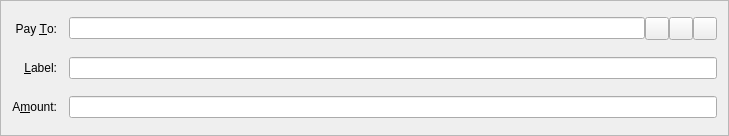
Qt form src/qt/forms/sendcoinsentry.ui (G2C/G2C) before a commit.
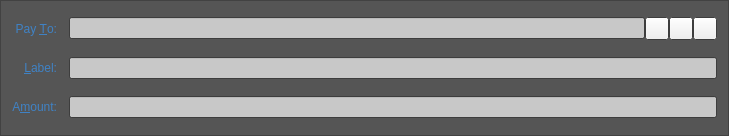
The same form after that commit. Icons and pictures are not drawn. Custom widgets are drawn as their Qt base class.

The edit to the form file:
```diff
--- a/src/qt/forms/sendcoinsentry.ui
+++ b/src/qt/forms/sendcoinsentry.ui
@@ -10,6 +10,97 @@
     <height>136</height>
    </rect>
   </property>
+  <property name="palette">
+   <palette>
+    <active>
+     <colorrole role="Base">
+      <brush brushstyle="SolidPattern">
+       <color alpha="255">
+        <red>255</red>
+        <green>255</green>
+        <blue>255</blue>
+       </color>
+      </brush>
+     </colorrole>
+     <colorrole role="Window">
+      <brush brushstyle="SolidPattern">
+       <color alpha="255">
+        <red>85</red>
+        <green>85</green>
+        <blue>85</blue>
+       </color>
+      </brush>
+     </colorrole>
+     <colorrole role="AlternateBase">
+      <brush brushstyle="SolidPattern">
+       <color alpha="255">
+        <red>84</red>
+        <green>84</green>
+        <blue>84</blue>
+       </color>
+      </brush>
+     </colorrole>
+    </active>
+    <inactive>
+     <colorrole role="Base">
+      <brush brushstyle="SolidPattern">
+       <color alpha="255">
+        <red>255</red>
+        <green>255</green>
+        <blue>255</blue>
+       </color>
+      </brush>
+     </colorrole>
+     <colorrole role="Window">
+      <brush brushstyle="SolidPattern">
+       <color alpha="255">
+        <red>85</red>
+        <green>85</green>
+        <blue>85</blue>
+       </color>
+      </brush>
+     </colorrole>
+     <colorrole role="AlternateBase">
+      <brush brushstyle="SolidPattern">
+       <color alpha="255">
+        <red>84</red>
+        <green>84</green>
+        <blue>84</blue>
+       </color>
+      </brush>
+     </colorrole>
+    </inactive>
+    <disabled>
+     <colorrole role="Base">
+      <brush brushstyle="SolidPattern">
+       <color alpha="255">
+        <red>85</red>
+        <green>85</green>
+        <blue>85</blue>
+       </color>
+      </brush>
+     </colorrole>
+     <colorrole role="Window">
+      <brush brushstyle="SolidPattern">
+       <color alpha="255">
+        <red>85</red>
+        <green>85</green>
+        <blue>85</blue>
+       </color>
+      </brush>
+     </colorrole>
+     <colorrole role="AlternateBase">
+      <brush brushstyle="SolidPattern">
+       <color alpha="255">
+        <red>84</red>
+        <green>84</green>
+        <blue>84</blue>
+       </color>
+      </brush>
+     </colorrole>
+    </disabled>
+   </palette>
+  </property>
   <property name="windowTitle">
    <string>Form</string>
   </property>
@@ -25,6 +116,43 @@
    </property>
    <item row="5" column="0">
     <widget class="QLabel" name="label">
+     <property name="palette">
+      <palette>
+       <active>
+        <colorrole role="WindowText">
+         <brush brushstyle="SolidPattern">
+          <color alpha="168">
+           <red>51</red>
+           <green>153</green>
+           <blue>255</blue>
+          </color>
+         </brush>
+        </colorrole>
+       </active>
+       <inactive>
+        <colorrole role="WindowText">
+         <brush brushstyle="SolidPattern">
+          <color alpha="168">
+           <red>51</red>
+           <green>153</green>
+           <blue>255</blue>
+          </color>
+         </brush>
+        </colorrole>
+       </inactive>
+       <disabled>
+        <colorrole role="WindowText">
+         <brush brushstyle="SolidPattern">
+          <color alpha="255">
+           <red>120</red>
+           <green>120</green>
+           <blue>120</blue>
+          </color>
+         </brush>
+        </colorrole>
+       </disabled>
+      </palette>
+     </property>
      <property name="text">
       <string>A&amp;mount:</string>
      </property>
@@ -38,6 +166,421 @@
    </item>
    <item row="3" column="0">
     <widget class="QLabel" name="label_2">
+     <property name="palette">
+      <palette>
+       <active>
+        <colorrole role="WindowText">
+         <brush brushstyle="SolidPattern">
+          <color alpha="168">
+           <red>51</red>
+           <green>153</green>
+           <blue>255</blue>
+          </color>
+         </brush>
+        </colorrole>
+        <colorrole role="Button">
+         <brush brushstyle="SolidPattern">
+          <color alpha="255">
+           <red>255</red>
+           <green>255</green>
+           <blue>255</blue>
+          </color>
+         </brush>
+        </colorrole>
+        <colorrole role="Light">
+         <brush brushstyle="SolidPattern">
+          <color alpha="255">
+           <red>255</red>
+           <green>255</green>
+           <blue>255</blue>
+          </color>
+         </brush>
+        </colorrole>
+        <colorrole role="Midlight">
+         <brush brushstyle="SolidPattern">
+          <color alpha="255">
+           <red>255</red>
+           <green>255</green>
+           <blue>255</blue>
+          </color>
+         </brush>
+        </colorrole>
+        <colorrole role="Dark">
+         <brush brushstyle="SolidPattern">
+          <color alpha="255">
+           <red>127</red>
+           <green>127</green>
+           <blue>127</blue>
+          </color>
+         </brush>
+        </colorrole>
+        <colorrole role="Mid">
+         <brush brushstyle="SolidPattern">
+          <color alpha="255">
+           <red>170</red>
+           <green>170</green>
+           <blue>170</blue>
+          </color>
+         </brush>
+        </colorrole>
+        <colorrole role="Text">
+         <brush brushstyle="SolidPattern">
+          <color alpha="255">
+           <red>255</red>
+           <green>255</green>
+           <blue>255</blue>
+          </color>
+         </brush>
+        </colorrole>
+        <colorrole role="BrightText">
+         <brush brushstyle="SolidPattern">
+          <color alpha="255">
+           <red>255</red>
+           <green>255</green>
+           <blue>255</blue>
+          </color>
+         </brush>
+        </colorrole>
+        <colorrole role="ButtonText">
+         <brush brushstyle="SolidPattern">
+          <color alpha="255">
+           <red>50</red>
+           <green>50</green>
+           <blue>50</blue>
+          </color>
+         </brush>
+        </colorrole>
+        <colorrole role="Base">
+         <brush brushstyle="SolidPattern">
+          <color alpha="255">
+           <red>255</red>
+           <green>255</green>
+           <blue>255</blue>
+          </color>
+         </brush>
+        </colorrole>
+        <colorrole role="Window">
+         <brush brushstyle="SolidPattern">
+          <color alpha="255">
+           <red>255</red>
+           <green>255</green>
+           <blue>255</blue>
+          </color>
+         </brush>
+        </colorrole>
+        <colorrole role="Shadow">
+         <brush brushstyle="SolidPattern">
+          <color alpha="255">
+           <red>0</red>
+           <green>0</green>
+           <blue>0</blue>
+          </color>
+         </brush>
+        </colorrole>
+        <colorrole role="AlternateBase">
+         <brush brushstyle="SolidPattern">
+          <color alpha="255">
+           <red>255</red>
+           <green>255</green>
+           <blue>255</blue>
+          </color>
+         </brush>
+        </colorrole>
+        <colorrole role="ToolTipBase">
+         <brush brushstyle="SolidPattern">
+          <color alpha="255">
+           <red>255</red>
+           <green>255</green>
+           <blue>220</blue>
+          </color>
+         </brush>
+        </colorrole>
+        <colorrole role="ToolTipText">
+         <brush brushstyle="SolidPattern">
+          <color alpha="255">
+           <red>0</red>
+           <green>0</green>
+           <blue>0</blue>
+          </color>
+         </brush>
+        </colorrole>
+       </active>
+       <inactive>
+        <colorrole role="WindowText">
+         <brush brushstyle="SolidPattern">
+          <color alpha="168">
+           <red>51</red>
+           <green>153</green>
+           <blue>255</blue>
+          </color>
+         </brush>
+        </colorrole>
+        <colorrole role="Button">
+         <brush brushstyle="SolidPattern">
+          <color alpha="255">
+           <red>255</red>
+           <green>255</green>
+           <blue>255</blue>
+          </color>
+         </brush>
+        </colorrole>
+        <colorrole role="Light">
+         <brush brushstyle="SolidPattern">
+          <color alpha="255">
+           <red>255</red>
+           <green>255</green>
+           <blue>255</blue>
+          </color>
+         </brush>
+        </colorrole>
+        <colorrole role="Midlight">
+         <brush brushstyle="SolidPattern">
+          <color alpha="255">
+           <red>255</red>
+           <green>255</green>
+           <blue>255</blue>
+          </color>
+         </brush>
+        </colorrole>
+        <colorrole role="Dark">
+         <brush brushstyle="SolidPattern">
+          <color alpha="255">
+           <red>127</red>
+           <green>127</green>
+           <blue>127</blue>
+          </color>
+         </brush>
+        </colorrole>
+        <colorrole role="Mid">
+         <brush brushstyle="SolidPattern">
+          <color alpha="255">
+           <red>170</red>
+           <green>170</green>
+           <blue>170</blue>
+          </color>
+         </brush>
+        </colorrole>
+        <colorrole role="Text">
+         <brush brushstyle="SolidPattern">
+          <color alpha="255">
+           <red>255</red>
+           <green>255</green>
+           <blue>255</blue>
+          </color>
+         </brush>
+        </colorrole>
+        <colorrole role="BrightText">
+         <brush brushstyle="SolidPattern">
+          <color alpha="255">
+           <red>255</red>
+           <green>255</green>
+           <blue>255</blue>
+          </color>
+         </brush>
+        </colorrole>
+        <colorrole role="ButtonText">
+         <brush brushstyle="SolidPattern">
+          <color alpha="255">
+           <red>50</red>
+           <green>50</green>
+           <blue>50</blue>
+          </color>
+         </brush>
+        </colorrole>
+        <colorrole role="Base">
+         <brush brushstyle="SolidPattern">
+          <color alpha="255">
+           <red>255</red>
+           <green>255</green>
+           <blue>255</blue>
+          </color>
+         </brush>
+        </colorrole>
+        <colorrole role="Window">
+         <brush brushstyle="SolidPattern">
+          <color alpha="255">
+           <red>255</red>
+           <green>255</green>
+           <blue>255</blue>
+          </color>
+         </brush>
+        </colorrole>
+        <colorrole role="Shadow">
+         <brush brushstyle="SolidPattern">
+          <color alpha="255">
+           <red>0</red>
+           <green>0</green>
+           <blue>0</blue>
+          </color>
+         </brush>
+        </colorrole>
+        <colorrole role="AlternateBase">
+         <brush brushstyle="SolidPattern">
+          <color alpha="255">
+           <red>255</red>
+           <green>255</green>
+           <blue>255</blue>
+          </color>
+         </brush>
+        </colorrole>
+        <colorrole role="ToolTipBase">
+         <brush brushstyle="SolidPattern">
+          <color alpha="255">
+           <red>255</red>
+           <green>255</green>
+           <blue>220</blue>
+          </color>
+         </brush>
+        </colorrole>
+        <colorrole role="ToolTipText">
+         <brush brushstyle="SolidPattern">
+          <color alpha="255">
+           <red>0</red>
+           <green>0</green>
+           <blue>0</blue>
+          </color>
+         </brush>
+        </colorrole>
+       </inactive>
+       <disabled>
+        <colorrole role="WindowText">
+         <brush brushstyle="SolidPattern">
+          <color alpha="255">
+           <red>120</red>
+           <green>120</green>
+           <blue>120</blue>
+          </color>
+         </brush>
+        </colorrole>
+        <colorrole role="Button">
+         <brush brushstyle="SolidPattern">
+          <color alpha="255">
+           <red>255</red>
+           <green>255</green>
+           <blue>255</blue>
+          </color>
+         </brush>
+        </colorrole>
+        <colorrole role="Light">
+         <brush brushstyle="SolidPattern">
+          <color alpha="255">
+           <red>255</red>
+           <green>255</green>
+           <blue>255</blue>
+          </color>
+         </brush>
+        </colorrole>
+        <colorrole role="Midlight">
+         <brush brushstyle="SolidPattern">
+          <color alpha="255">
+           <red>255</red>
+           <green>255</green>
+           <blue>255</blue>
+          </color>
+         </brush>
+        </colorrole>
+        <colorrole role="Dark">
+         <brush brushstyle="SolidPattern">
+          <color alpha="255">
+           <red>127</red>
+           <green>127</green>
+           <blue>127</blue>
+          </color>
+         </brush>
+        </colorrole>
+        <colorrole role="Mid">
+         <brush brushstyle="SolidPattern">
+          <color alpha="255">
+           <red>170</red>
+           <green>170</green>
+           <blue>170</blue>
+          </color>
+         </brush>
+        </colorrole>
+        <colorrole role="Text">
+         <brush brushstyle="SolidPattern">
+          <color alpha="255">
+           <red>127</red>
+           <green>127</green>
+           <blue>127</blue>
+          </color>
+         </brush>
+        </colorrole>
+        <colorrole role="BrightText">
+         <brush brushstyle="SolidPattern">
+          <color alpha="255">
+           <red>255</red>
+           <green>255</green>
+           <blue>255</blue>
+          </color>
+         </brush>
+        </colorrole>
+        <colorrole role="ButtonText">
+         <brush brushstyle="SolidPattern">
+          <color alpha="255">
+           <red>127</red>
+           <green>127</green>
+           <blue>127</blue>
+          </color>
+         </brush>
+        </colorrole>
+        <colorrole role="Base">
+         <brush brushstyle="SolidPattern">
+          <color alpha="255">
+           <red>255</red>
+           <green>255</green>
+           <blue>255</blue>
+          </color>
+         </brush>
+        </colorrole>
+        <colorrole role="Window">
+         <brush brushstyle="SolidPattern">
+          <color alpha="255">
+           <red>255</red>
+           <green>255</green>
+           <blue>255</blue>
+          </color>
+         </brush>
+        </colorrole>
+        <colorrole role="Shadow">
+         <brush brushstyle="SolidPattern">
+          <color alpha="255">
+           <red>0</red>
+           <green>0</green>
+           <blue>0</blue>
+          </color>
+         </brush>
+        </colorrole>
+        <colorrole role="AlternateBase">
+         <brush brushstyle="SolidPattern">
+          <color alpha="255">
+           <red>255</red>
+           <green>255</green>
+           <blue>255</blue>
+          </color>
+         </brush>
+        </colorrole>
+        <colorrole role="ToolTipBase">
+         <brush brushstyle="SolidPattern">
+          <color alpha="255">
+           <red>255</red>
+           <green>255</green>
+           <blue>220</blue>
+          </color>
+         </brush>
+        </colorrole>
+        <colorrole role="ToolTipText">
+         <brush brushstyle="SolidPattern">
+          <color alpha="255">
+           <red>0</red>
+           <green>0</green>
+           <blue>0</blue>
+          </color>
+         </brush>
+        </colorrole>
+       </disabled>
+      </palette>
+     </property>
      <property name="text">
       <string>Pay &amp;To:</string>
      </property>
@@ -50,7 +593,99 @@
     </widget>
    </item>
    <item row="5" column="1">
-    <widget class="BitcoinAmountField" name="payAmount"/>
+    <widget class="BitcoinAmountField" name="payAmount">
+     <property name="palette">
+      <palette>
+       <active>
+        <colorrole role="Light">
+         <brush brushstyle="SolidPattern">
+          <color alpha="255">
+           <red>0</red>
+           <green>255</green>
+           <blue>0</blue>
+          </color>
+         </brush>
+        </colorrole>
+        <colorrole role="BrightText">
+         <brush brushstyle="SolidPattern">
+          <color alpha="255">
+           <red>255</red>
+           <green>85</green>
+           <blue>0</blue>
+          </color>
+         </brush>
+        </colorrole>
+        <colorrole role="Base">
+         <brush brushstyle="SolidPattern">
+          <color alpha="255">
+           <red>200</red>
+           <green>200</green>
+           <blue>200</blue>
+          </color>
+         </brush>
+        </colorrole>
+       </active>
+       <inactive>
+        <colorrole role="Light">
+         <brush brushstyle="SolidPattern">
+          <color alpha="255">
+           <red>0</red>
+           <green>255</green>
+           <blue>0</blue>
+          </color>
+         </brush>
+        </colorrole>
+        <colorrole role="BrightText">
+         <brush brushstyle="SolidPattern">
+          <color alpha="255">
+           <red>255</red>
+           <green>85</green>
+           <blue>0</blue>
+          </color>
+         </brush>
+        </colorrole>
+        <colorrole role="Base">
+         <brush brushstyle="SolidPattern">
+          <color alpha="255">
+           <red>200</red>
+           <green>200</green>
+           <blue>200</blue>
+          </color>
+         </brush>
+        </colorrole>
+       </inactive>
+       <disabled>
+        <colorrole role="Light">
+         <brush brushstyle="SolidPattern">
+          <color alpha="255">
+           <red>0</red>
+           <green>255</green>
+           <blue>0</blue>
+          </color>
+         </brush>
+        </colorrole>
+        <colorrole role="BrightText">
+         <brush brushstyle="SolidPattern">
+          <color alpha="255">
+           <red>255</red>
+           <green>85</green>
+           <blue>0</blue>
+          </color>
+         </brush>
+        </colorrole>
+        <colorrole role="Base">
+         <brush brushstyle="SolidPattern">
+          <color alpha="255">
+           <red>85</red>
+           <green>85</green>
+           <blue>85</blue>
+          </color>
+         </brush>
+        </colorrole>
+       </disabled>
+      </palette>
+     </property>
+    </widget>
    </item>
    <item row="4" column="1">
     <layout class="QHBoxLayout" name="horizontalLayout_2">
@@ -62,6 +697,43 @@
        <property name="enabled">
         <bool>true</bool>
        </property>
+       <property name="palette">
+        <palette>
+         <active>
+          <colorrole role="Base">
+           <brush brushstyle="SolidPattern">
+            <color alpha="255">
+             <red>200</red>
+             <green>200</green>
+             <blue>200</blue>
+            </color>
+           </brush>
+          </colorrole>
+         </active>
+         <inactive>
+          <colorrole role="Base">
+           <brush brushstyle="SolidPattern">
+            <color alpha="255">
+             <red>200</red>
+             <green>200</green>
+             <blue>200</blue>
+            </color>
+           </brush>
+          </colorrole>
+         </inactive>
+         <disabled>
+          <colorrole role="Base">
+           <brush brushstyle="SolidPattern">
+            <color alpha="255">
+             <red>85</red>
+             <green>85</green>
+             <blue>85</blue>
+            </color>
+           </brush>
+          </colorrole>
+         </disabled>
+        </palette>
+       </property>
        <property name="toolTip">
         <string>Enter a label for this address to add it to your address book</string>
        </property>
@@ -71,6 +743,97 @@
    </item>
    <item row="4" column="0">
     <widget class="QLabel" name="label_4">
+     <property name="palette">
+      <palette>
+       <active>
+        <colorrole role="WindowText">
+         <brush brushstyle="SolidPattern">
+          <color alpha="168">
+           <red>51</red>
+           <green>153</green>
+           <blue>255</blue>
+          </color>
+         </brush>
+        </colorrole>
+        <colorrole role="Text">
+         <brush brushstyle="SolidPattern">
+          <color alpha="255">
+           <red>255</red>
+           <green>255</green>
+           <blue>255</blue>
+          </color>
+         </brush>
+        </colorrole>
+        <colorrole role="ButtonText">
+         <brush brushstyle="SolidPattern">
+          <color alpha="255">
+           <red>255</red>
+           <green>255</green>
+           <blue>255</blue>
+          </color>
+         </brush>
+        </colorrole>
+       </active>
+       <inactive>
+        <colorrole role="WindowText">
+         <brush brushstyle="SolidPattern">
+          <color alpha="168">
+           <red>51</red>
+           <green>153</green>
+           <blue>255</blue>
+          </color>
+         </brush>
+        </colorrole>
+        <colorrole role="Text">
+         <brush brushstyle="SolidPattern">
+          <color alpha="255">
+           <red>255</red>
+           <green>255</green>
+           <blue>255</blue>
+          </color>
+         </brush>
+        </colorrole>
+        <colorrole role="ButtonText">
+         <brush brushstyle="SolidPattern">
+          <color alpha="255">
+           <red>255</red>
+           <green>255</green>
+           <blue>255</blue>
+          </color>
+         </brush>
+        </colorrole>
+       </inactive>
+       <disabled>
+        <colorrole role="WindowText">
+         <brush brushstyle="SolidPattern">
+          <color alpha="255">
+           <red>120</red>
+           <green>120</green>
+           <blue>120</blue>
+          </color>
+         </brush>
+        </colorrole>
+        <colorrole role="Text">
+         <brush brushstyle="SolidPattern">
+          <color alpha="255">
+           <red>120</red>
+           <green>120</green>
+           <blue>120</blue>
+          </color>
+         </brush>
+        </colorrole>
+        <colorrole role="ButtonText">
+         <brush brushstyle="SolidPattern">
+          <color alpha="255">
+           <red>120</red>
+           <green>120</green>
+           <blue>120</blue>
+          </color>
+         </brush>
+        </colorrole>
+       </disabled>
+      </palette>
+     </property>
      <property name="text">
       <string>&amp;Label:</string>
      </property>
@@ -89,6 +852,43 @@
      </property>
      <item>
       <widget class="QValidatedLineEdit" name="payTo">
+       <property name="palette">
+        <palette>
+         <active>
+          <colorrole role="Base">
+           <brush brushstyle="SolidPattern">
+            <color alpha="255">
+             <red>200</red>
+             <green>200</green>
+             <blue>200</blue>
+            </color>
+           </brush>
+          </colorrole>
+         </active>
+         <inactive>
+          <colorrole role="Base">
+           <brush brushstyle="SolidPattern">
+            <color alpha="255">
+             <red>200</red>
+             <green>200</green>
+             <blue>200</blue>
+            </color>
+           </brush>
+          </colorrole>
+         </inactive>
+         <disabled>
+          <colorrole role="Base">
+           <brush brushstyle="SolidPattern">
+            <color alpha="255">
+             <red>85</red>
+             <green>85</green>
+             <blue>85</blue>
+            </color>
+           </brush>
+          </colorrole>
+         </disabled>
+        </palette>
+       </property>
        <property name="toolTip">
         <string>The address to send the payment to  (e.g. 1NS17iag9jJgTHD1VXjvLCEnZuQ3rJDE9L)</string>
        </property>
```
